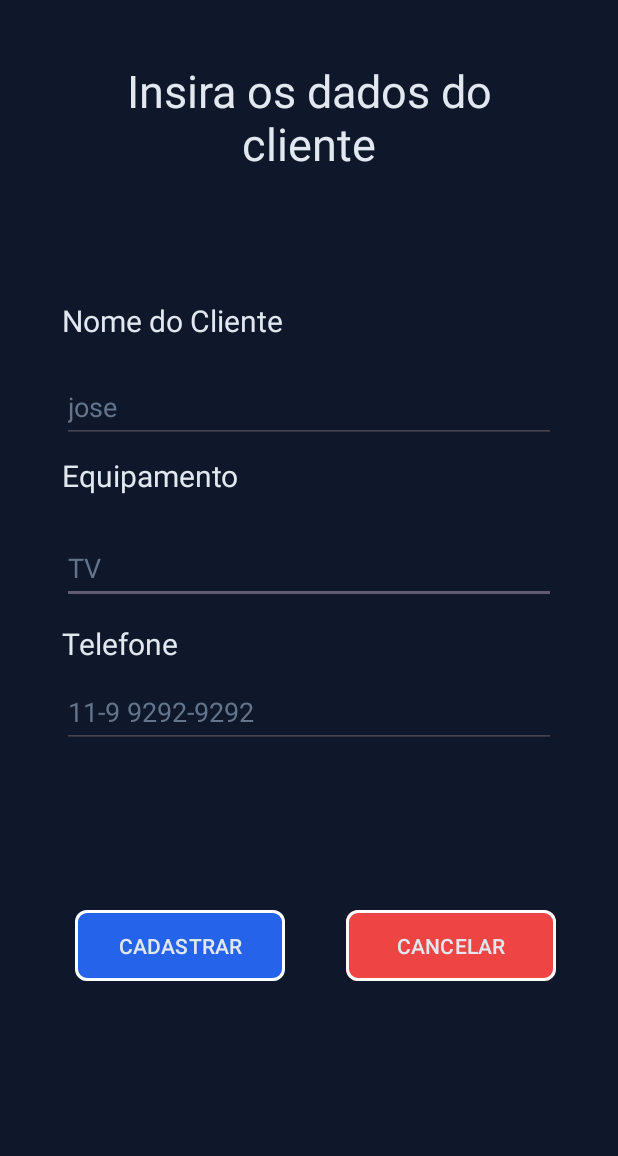
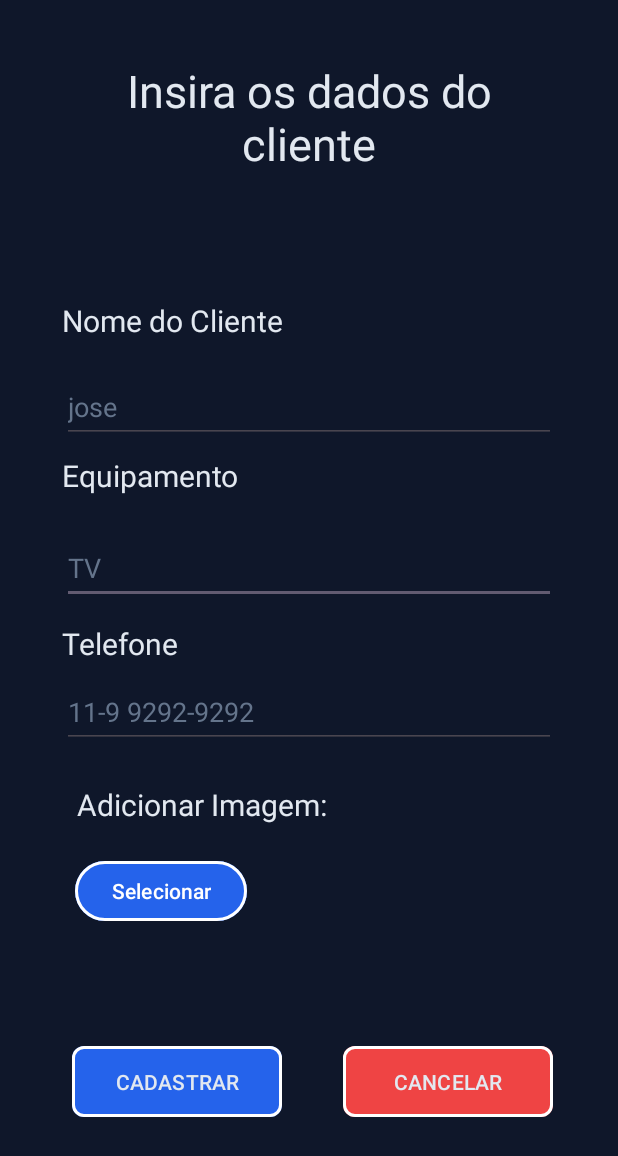
Before and after one commit to vitorlana45/Gerenciamento-de-clientes-Android.java, an Android app: the newService screen opened directly, with no data from a screen before it, on a phone screen of 412 x 824 dp. Shown: the top 1156 px of the screen. Run offline under Robolectric (Android 15) with nearby library versions, the phone set to English and light mode, and no system bars; our stand-ins replace Room's generated code.

Commit message:
feat: add image field to Consumer and implement image selection

```diff
--- a/app/src/main/java/com/example/myapplication/data/AppDatabase.java
+++ b/app/src/main/java/com/example/myapplication/data/AppDatabase.java
@@ -22,7 +22,7 @@ public abstract class AppDatabase extends RoomDatabase {
         if (instance == null) {
             instance = Room.databaseBuilder(context.getApplicationContext(),
                             AppDatabase.class, "app_database")
-//                    .fallbackToDestructiveMigration()
+                    .fallbackToDestructiveMigration()
                     .build();
         }
         return instance;
--- a/app/src/main/java/com/example/myapplication/service/ConsumerService/ConsumerService.java
+++ b/app/src/main/java/com/example/myapplication/service/ConsumerService/ConsumerService.java
@@ -13,10 +13,10 @@ public class ConsumerService {
         this.consumerRepository = consumerRepository;
     }
 
-    public void registerNewConsumer(String name, String equipment, String phone) {
+    public void registerNewConsumer(String name, String equipment, String phone, String photoPath) {
         long dateMillis = System.currentTimeMillis();
         Log.d("InsertDebug", "Iniciando a inserção com dateMillis: " + dateMillis);
-        long id = consumerRepository.insert(new Consumer(name, equipment, phone, dateMillis, "/storage/emulated/0/Pictures/1629780000000.jpg"));
+        long id = consumerRepository.insert(new Consumer(name, equipment, phone, dateMillis, photoPath));
         Log.d("InsertDebug", "ID retornado da inserção: " + id);
     }
 }
--- a/app/src/main/java/com/example/myapplication/ui/newService.java
+++ b/app/src/main/java/com/example/myapplication/ui/newService.java
@@ -1,10 +1,12 @@
 package com.example.myapplication.ui;
 
 import android.content.Intent;
-import android.net.wifi.hotspot2.pps.HomeSp;
+import android.database.Cursor;
+import android.net.Uri;
 import android.os.Bundle;
 import android.os.Handler;
 import android.os.Looper;
+import android.provider.MediaStore;
 import android.util.Log;
 import android.view.View;
 import android.widget.Button;
@@ -27,6 +29,9 @@ import java.util.concurrent.ExecutorService;
 import java.util.concurrent.Executors;
 
 public class newService extends AppCompatActivity {
+
+    private static final int PICK_IMAGE_REQUEST = 1;
+    private String selectedImagePath;
 
     private final ExecutorService executor = Executors.newSingleThreadExecutor();
     private final Handler mainHandler = new Handler(Looper.getMainLooper());
@@ -55,8 +60,6 @@ public class newService extends AppCompatActivity {
             v.setPadding(systemBars.left, systemBars.top, systemBars.right, systemBars.bottom);
             return insets;
         });
-
-
 
         Button cancelButton = findViewById(R.id.buttonCancelar);
 
@@ -98,7 +101,7 @@ public class newService extends AppCompatActivity {
                                 Toast.makeText(newService.this, "Por favor, preencha todos os campos", Toast.LENGTH_SHORT).show();
                             });
                         } else {
-                            consumerService.registerNewConsumer(strClientName, strEquipment, strTelephone);
+                            consumerService.registerNewConsumer(strClientName, strEquipment, strTelephone, selectedImagePath);
                             mainHandler.post(() -> {
                                 UiUtils.clearFields(clientName, equipment, telephone);
                                 Toast.makeText(newService.this, "Serviço cadastrado com sucesso!", Toast.LENGTH_SHORT).show();
@@ -113,5 +116,41 @@ public class newService extends AppCompatActivity {
                 });
             }
         });
+
+        Button selectImageButton = findViewById(R.id.buttonSelectImage);
+        ButtonAnimationUtil.setAnimation(
+                selectImageButton,
+                R.anim.button,
+                R.color.success,
+                R.color.background_color_btn  // cor normal
+        );
+        selectImageButton.setOnClickListener(v -> openImageSelector());
+    }
+
+    private void openImageSelector() {
+        Intent intent = new Intent(Intent.ACTION_PICK, MediaStore.Images.Media.EXTERNAL_CONTENT_URI);
+        startActivityForResult(intent, PICK_IMAGE_REQUEST);
+    }
+
+    @Override
+    protected void onActivityResult(int requestCode, int resultCode, Intent data) {
+        super.onActivityResult(requestCode, resultCode, data);
+        if (requestCode == PICK_IMAGE_REQUEST && resultCode == RESULT_OK && data != null && data.getData() != null) {
+            Uri selectedImageUri = data.getData();
+            selectedImagePath = getPathFromUri(selectedImageUri);
+        }
+    }
+
+    private String getPathFromUri(Uri uri) {
+        String[] projection = { MediaStore.Images.Media.DATA };
+        Cursor cursor = getContentResolver().query(uri, projection, null, null, null);
+        if (cursor != null) {
+            cursor.moveToFirst();
+            int columnIndex = cursor.getColumnIndex(projection[0]);
+            String path = cursor.getString(columnIndex);
+            cursor.close();
+            return path;
+        }
+        return uri.getPath();
     }
 }
--- a/app/src/main/res/layout/activity_new_service.xml
+++ b/app/src/main/res/layout/activity_new_service.xml
@@ -43,10 +43,9 @@
         android:rowCount="1"
         app:layout_constraintBottom_toBottomOf="parent"
         app:layout_constraintEnd_toEndOf="parent"
-        app:layout_constraintHorizontal_bias="1.0"
+        app:layout_constraintHorizontal_bias="0.0"
         app:layout_constraintStart_toStartOf="parent"
-        app:layout_constraintTop_toBottomOf="@+id/textInputEditText2"
-        app:layout_constraintVertical_bias="0.33">
+        app:layout_constraintTop_toBottomOf="@+id/buttonSelectImage">
 
         <Button
             android:id="@+id/buttonCadastrar"
@@ -130,6 +129,36 @@
         app:layout_constraintTop_toBottomOf="@+id/textView4"
         app:layout_constraintWidth_percent="0.8" />
 
+    <TextView
+        android:id="@+id/textSelectionImg"
+        android:layout_width="wrap_content"
+        android:layout_height="wrap_content"
+        android:layout_marginTop="24dp"
+        android:text="Adicionar Imagem:"
+        android:textColor="@color/text_color"
+        android:textSize="20sp"
+
+        app:layout_constraintEnd_toEndOf="parent"
+        app:layout_constraintHorizontal_bias="0.208"
+        app:layout_constraintStart_toStartOf="parent"
+        app:layout_constraintTop_toBottomOf="@+id/textInputEditText2" />
+
+    <Button
+        android:id="@+id/buttonSelectImage"
+        android:layout_width="wrap_content"
+        android:layout_height="wrap_content"
+        android:layout_marginTop="20dp"
+        android:backgroundTint="@color/background_color_btn"
+        android:text="Selecionar"
+        android:textColor="@color/white"
+        android:textSize="14sp"
+        app:strokeColor="@color/white"
+        app:strokeWidth="2dp"
+        app:layout_constraintEnd_toEndOf="parent"
+        app:layout_constraintHorizontal_bias="0.168"
+        app:layout_constraintStart_toStartOf="parent"
+        app:layout_constraintTop_toBottomOf="@+id/textSelectionImg" />
+
     <com.google.android.material.textfield.TextInputEditText
         android:id="@+id/textInputEditText"
         android:layout_width="0dp"
```
Also changed, not shown: app/src/main/java/com/example/myapplication/data/model/entities/Consumer.java (+13 -6 lines).
